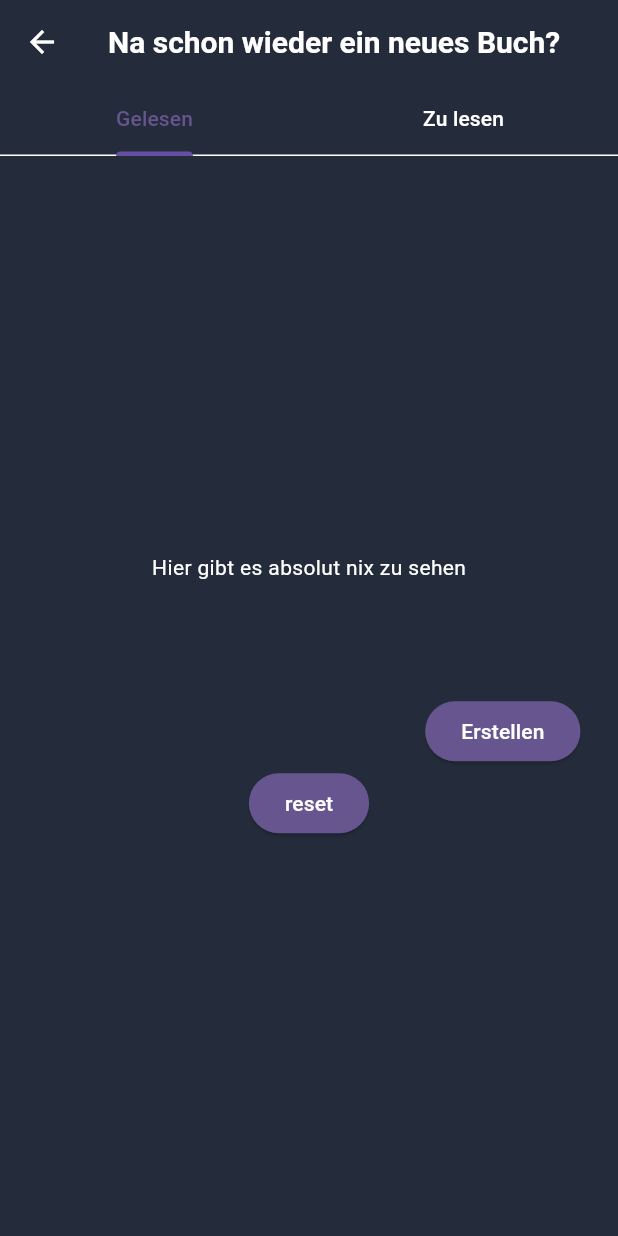
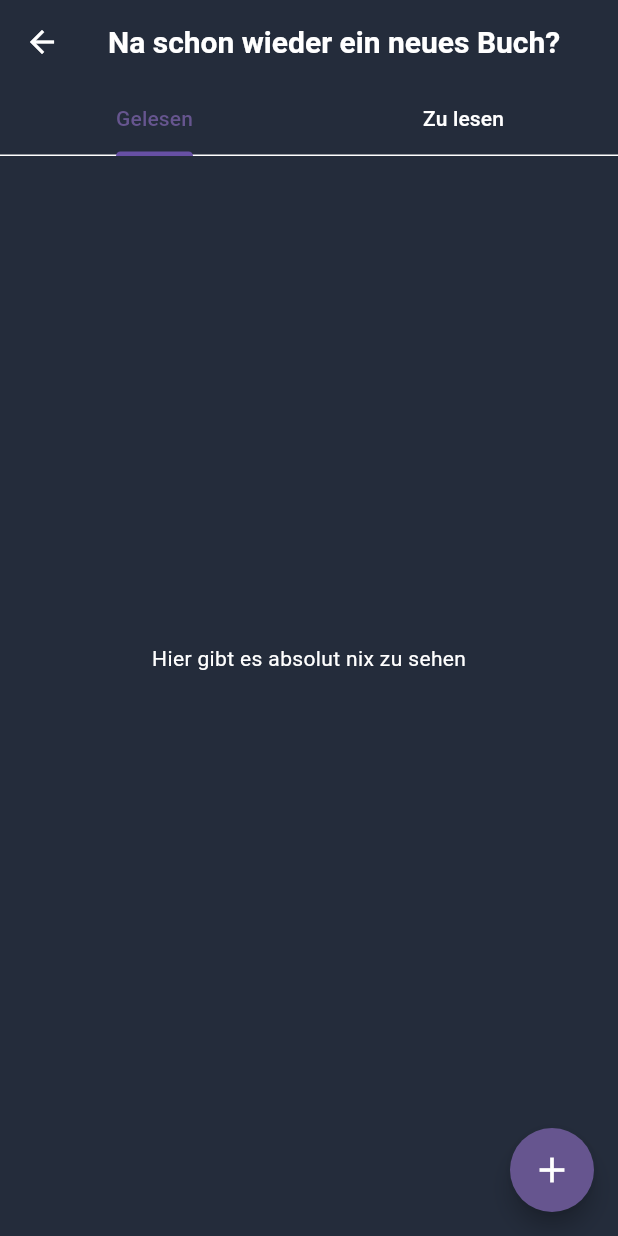
Before and after one commit to Assemie1/mats, a Flutter app: the BookScreen screen opened directly, on a phone screen of 412 x 824 dp. Run offline on Flutter 3.47's test engine with Material 3 defaults, Android fonts, the phone set to English and light mode, and no system bars; our stand-ins replace auto_size_text.

Commit message:
NewBook is Floating Action button

```diff
--- a/lib/screen/bookScreen.dart
+++ b/lib/screen/bookScreen.dart
@@ -159,28 +159,6 @@ class BookScreenState extends State<BookScreen> {
                         ),
                       ),
                 const SizedBox(height: 50),
-                Align(
-                    alignment: Alignment.centerRight,
-                    child: Padding(
-                      padding: const EdgeInsets.only(
-                          top: 25, right: 25), // Hier das Padding einstellen
-                      child: ElevatedButton(
-                        onPressed: () {
-                          Navigator.push(
-                            context,
-                            MaterialPageRoute(
-                                builder: (context) => CreateBook()),
-                          ).then((_) => loadBooks());
-                        },
-                        child: const Text("Erstellen"),
-                      ),
-                    )),
-                ElevatedButton(
-                  onPressed: () {
-                    BookManager().resetNewBookJson();
-                  },
-                  child: const Text("reset"),
-                ),
               ],
             ),
             Column(
@@ -280,27 +258,19 @@ class BookScreenState extends State<BookScreen> {
                         ),
                       ),
                 const SizedBox(height: 50),
-                Align(
-                    alignment: Alignment.centerRight,
-                    child: Padding(
-                      padding: const EdgeInsets.only(
-                          top: 25,
-                          right: 25,
-                          bottom: 25), // Hier das Padding einstellen
-                      child: ElevatedButton(
-                        onPressed: () {
-                          Navigator.push(
-                            context,
-                            MaterialPageRoute(
-                                builder: (context) => CreateBook()),
-                          ).then((_) => loadBooks());
-                        },
-                        child: const Text("Erstellen"),
-                      ),
-                    ))
               ],
             ),
           ]),
+          floatingActionButton: FloatingActionButton(
+            tooltip: 'Increment',
+            onPressed: () {
+              Navigator.push(
+                context,
+                MaterialPageRoute(builder: (context) => CreateBook()),
+              ).then((_) => loadBooks());
+            },
+            child: const Icon(Icons.add, color: Colors.white, size: 28),
+          ),
         ),
       ),
     );
```
Also changed, not shown: lib/main.dart (+6 -3 lines).
